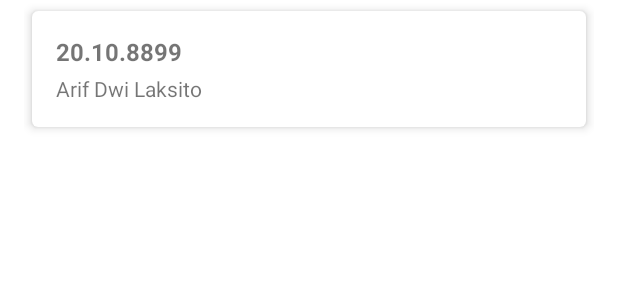
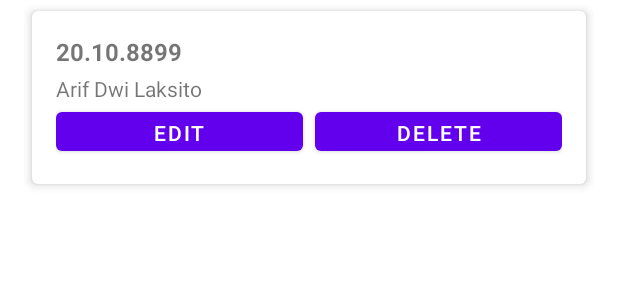
Before and after one commit to antoniuswisnu/Sqlite-Database-Student, an Android app: the layout item_student.xml on its own in the app's theme, with its tools: preview values and no code run, on a phone screen of 412 x 824 dp. Shown: the top 300 px of the screen. Run offline under Robolectric (Android 15) with nearby library versions, the phone set to English and light mode, and no system bars.

Commit message:
update and delete script

```diff
--- a/app/src/main/AndroidManifest.xml
+++ b/app/src/main/AndroidManifest.xml
@@ -9,6 +9,7 @@
         android:roundIcon="@mipmap/ic_launcher_round"
         android:supportsRtl="true"
         android:theme="@style/Theme.MyStudents">
+        <activity android:name=".UpdateActivity"></activity>
         <activity android:name=".ListStudentsActivity" />
         <activity android:name=".MainActivity">
             <intent-filter>
--- a/app/src/main/java/net/ariflaksito/mystudents/model/Student.java
+++ b/app/src/main/java/net/ariflaksito/mystudents/model/Student.java
@@ -2,7 +2,7 @@ package net.ariflaksito.mystudents.model;
 
 import java.io.Serializable;
 
-public class Student {
+public class Student implements Serializable {
     private int id;
     private String name, nim;
 
--- a/app/src/main/res/layout/item_student.xml
+++ b/app/src/main/res/layout/item_student.xml
@@ -6,6 +6,7 @@
     android:layout_marginLeft="16dp"
     android:layout_marginRight="16dp"
     android:orientation="vertical">
+
     <androidx.cardview.widget.CardView
         android:id="@+id/cv_item_student"
         android:layout_width="match_parent"
@@ -14,6 +15,7 @@
         app:cardElevation="4dp"
         app:cardMaxElevation="4dp"
         app:cardUseCompatPadding="true">
+
         <LinearLayout
             android:layout_width="match_parent"
             android:layout_height="wrap_content"
@@ -29,6 +31,7 @@
                 android:text="20.10.8899"
                 android:textSize="16sp"
                 android:textStyle="bold" />
+
             <TextView
                 android:id="@+id/tv_item_name"
                 android:layout_width="match_parent"
@@ -36,6 +39,27 @@
                 android:gravity="start"
                 android:text="Arif Dwi Laksito"
                 android:textSize="14sp" />
+
+            <LinearLayout
+                android:layout_width="match_parent"
+                android:layout_height="match_parent"
+                android:orientation="horizontal">
+
+                <Button
+                    android:id="@+id/btn_edit"
+                    android:layout_width="wrap_content"
+                    android:layout_height="38dp"
+                    android:layout_weight="1"
+                    android:text="Edit" />
+
+                <Button
+                    android:id="@+id/btn_delete"
+                    android:layout_width="wrap_content"
+                    android:layout_height="38dp"
+                    android:layout_marginStart="8dp"
+                    android:layout_weight="1"
+                    android:text="Delete" />
+            </LinearLayout>
         </LinearLayout>
     </androidx.cardview.widget.CardView>
 </LinearLayout>
```
Also changed, not shown: app/src/main/java/net/ariflaksito/mystudents/ListStudentsActivity.java (+8 -0 lines), app/src/main/java/net/ariflaksito/mystudents/UpdateActivity.java (added, +47 -0 lines), app/src/main/java/net/ariflaksito/mystudents/adapter/StudentAdapter.java (+44 -1 lines), app/src/main/java/net/ariflaksito/mystudents/db/DbHelper.java (+18 -0 lines), app/src/main/res/layout/activity_update.xml (added, +41 -0 lines).
